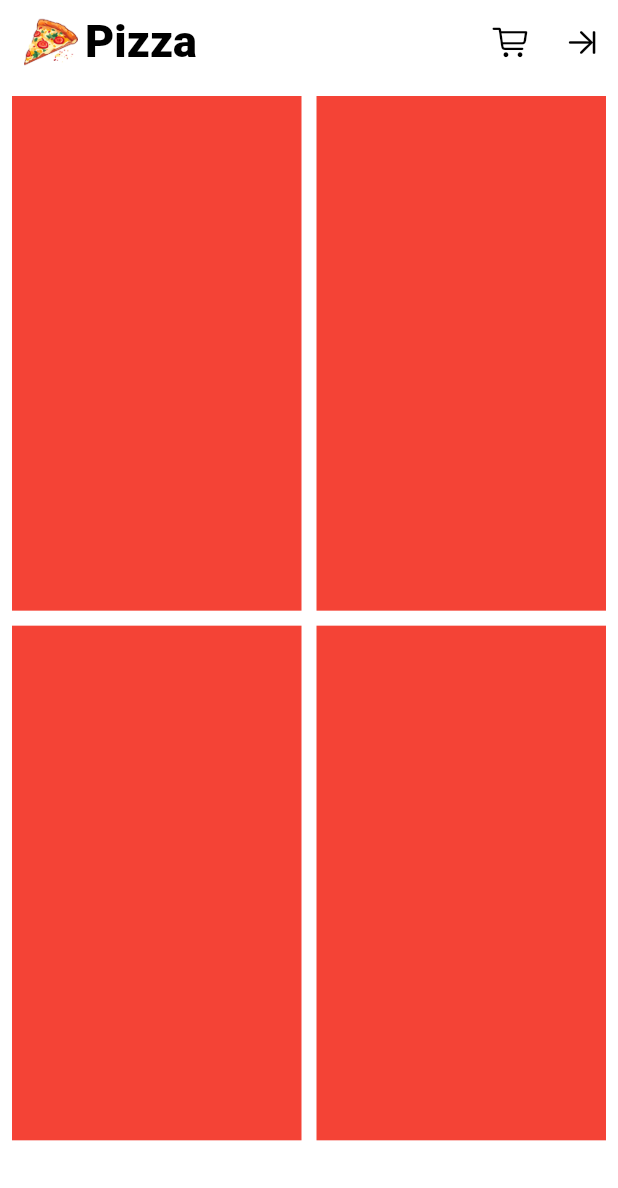
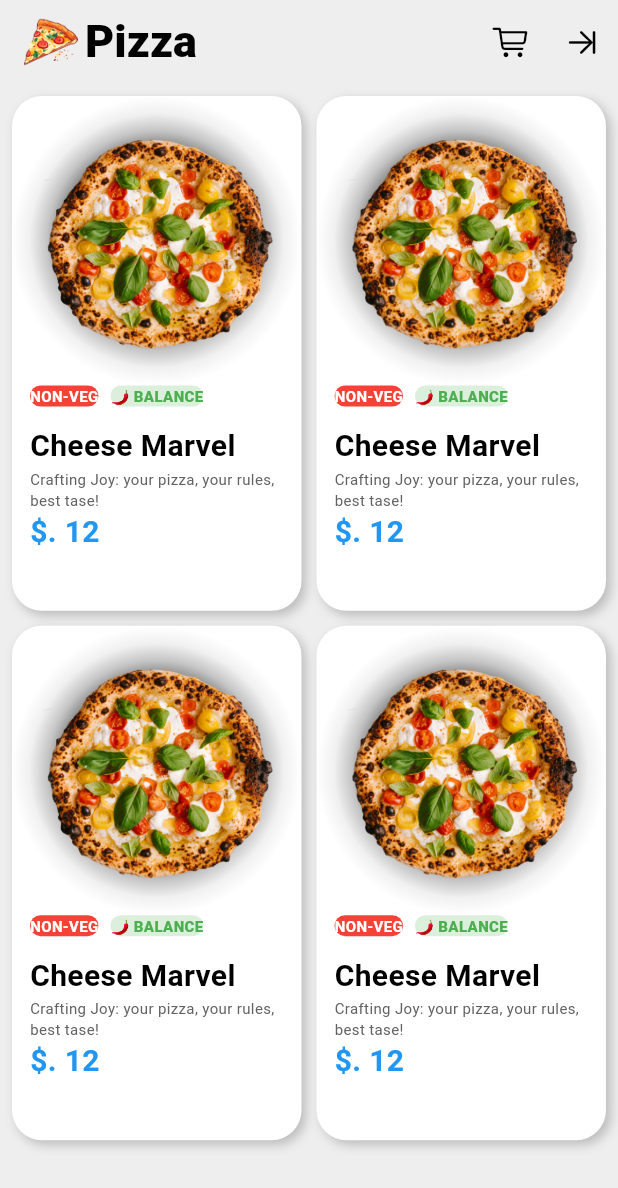
Before and after one commit to mrnipundilshan/Flutter-Pizza-App-Bloc, a Flutter app: the screen it shows once a user with an empty profile is signed in, on a phone screen of 412 x 824 dp. Shown: the top 1188 px of the screen. Run offline on Flutter 3.47's test engine with Material 3 defaults, Android fonts, the phone set to English and light mode, and no system bars; our stand-ins replace bloc, cloud_firestore, equatable, firebase_auth, firebase_core, flutter_bloc and 1 more; accounts and stored records are empty.

Commit message:
Refactor HomeScreen item builder to enhance UI with improved card design and layout

```diff
--- a/lib/app_view.dart
+++ b/lib/app_view.dart
@@ -15,8 +15,8 @@ class MyAppView extends StatelessWidget {
       debugShowCheckedModeBanner: false,
       theme: ThemeData(
         colorScheme: ColorScheme.light(
-          surface: Colors.grey.shade200,
-          onSurface: Colors.black,
+          background: Colors.grey.shade200,
+          onBackground: Colors.black,
           primary: Colors.blue,
           onPrimary: Colors.white,
         ),
--- a/lib/screens/home/ui/home_screen.dart
+++ b/lib/screens/home/ui/home_screen.dart
@@ -44,7 +44,97 @@ class HomeScreen extends StatelessWidget {
           ),
           itemCount: 4,
           itemBuilder: (context, int i) {
-            return Container(color: Colors.red);
+            return Container(
+              decoration: BoxDecoration(
+                color: Colors.white,
+                borderRadius: BorderRadius.circular(20),
+                boxShadow: [
+                  BoxShadow(
+                    color: Colors.grey.shade400,
+                    blurRadius: 5,
+                    offset: Offset(3, 3),
+                  ),
+                ],
+              ),
+              child: Column(
+                crossAxisAlignment: CrossAxisAlignment.start,
+                children: [
+                  Image.asset('assets/1.png'),
+                  Padding(
+                    padding: const EdgeInsets.symmetric(horizontal: 12.0),
+                    child: Row(
+                      children: [
+                        Container(
+                          decoration: BoxDecoration(
+                            color: Colors.red,
+                            borderRadius: BorderRadius.circular(30),
+                          ),
+                          child: Text(
+                            "NON-VEG",
+                            style: TextStyle(
+                              color: Colors.white,
+                              fontWeight: FontWeight.bold,
+                              fontSize: 10,
+                            ),
+                          ),
+                        ),
+
+                        SizedBox(width: 8),
+
+                        Container(
+                          decoration: BoxDecoration(
+                            color: Colors.green.withOpacity(0.2),
+                            borderRadius: BorderRadius.circular(30),
+                          ),
+                          child: Text(
+                            "🌶️ BALANCE",
+                            style: TextStyle(
+                              color: Colors.green,
+                              fontWeight: FontWeight.w800,
+                              fontSize: 10,
+                            ),
+                          ),
+                        ),
+                      ],
+                    ),
+                  ),
+                  SizedBox(height: 12),
+                  Padding(
+                    padding: const EdgeInsets.symmetric(horizontal: 12.0),
+                    child: Text(
+                      "Cheese Marvel",
+                      style: TextStyle(
+                        fontSize: 20,
+                        fontWeight: FontWeight.bold,
+                      ),
+                    ),
+                  ),
+
+                  Padding(
+                    padding: const EdgeInsets.symmetric(horizontal: 12.0),
+                    child: Text(
+                      "Crafting Joy: your pizza, your rules, best tase!",
+                      style: TextStyle(
+                        fontSize: 10,
+                        color: Colors.grey.shade700,
+                      ),
+                    ),
+                  ),
+
+                  Padding(
+                    padding: const EdgeInsets.symmetric(horizontal: 12.0),
+                    child: Text(
+                      "\$. 12",
+                      style: TextStyle(
+                        fontSize: 20,
+                        color: Theme.of(context).colorScheme.primary,
+                        fontWeight: FontWeight.w700,
+                      ),
+                    ),
+                  ),
+                ],
+              ),
+            );
           },
         ),
       ),
```
